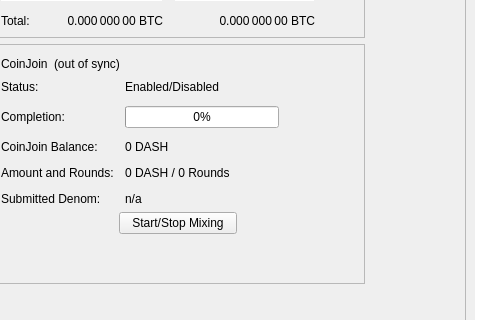
bytzck/BYTZ, file src/qt/forms/overviewpage.ui: the form before one commit; both pictures show x 114 to 594 and y 178 to 498 of the 960 by 585 pixel window.
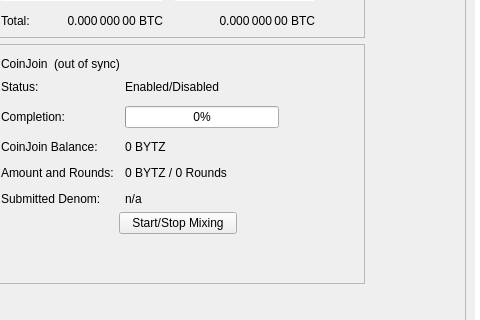
The form after the commit.

Commit message: Rename to Bytz

What changed in the file:
```diff
--- a/src/qt/forms/overviewpage.ui
+++ b/src/qt/forms/overviewpage.ui
@@ -455,7 +455,7 @@
             <item row="2" column="1">
              <widget class="QLabel" name="labelAnonymized">
               <property name="text">
-               <string notr="true">0 DASH</string>
+               <string notr="true">0 BYTZ</string>
               </property>
              </widget>
             </item>
@@ -469,7 +469,7 @@
             <item row="3" column="1">
              <widget class="QLabel" name="labelAmountRounds">
               <property name="text">
-               <string>0 DASH / 0 Rounds</string>
+               <string>0 BYTZ / 0 Rounds</string>
               </property>
              </widget>
             </item>
```
Left out of the diff: 6 changed lines with no effect on the pictures. The commit also changes 616 other files.
